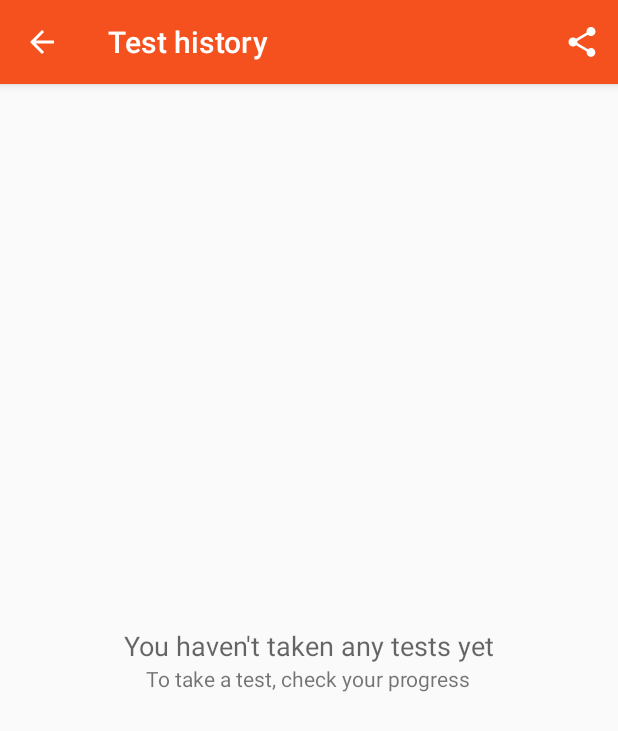
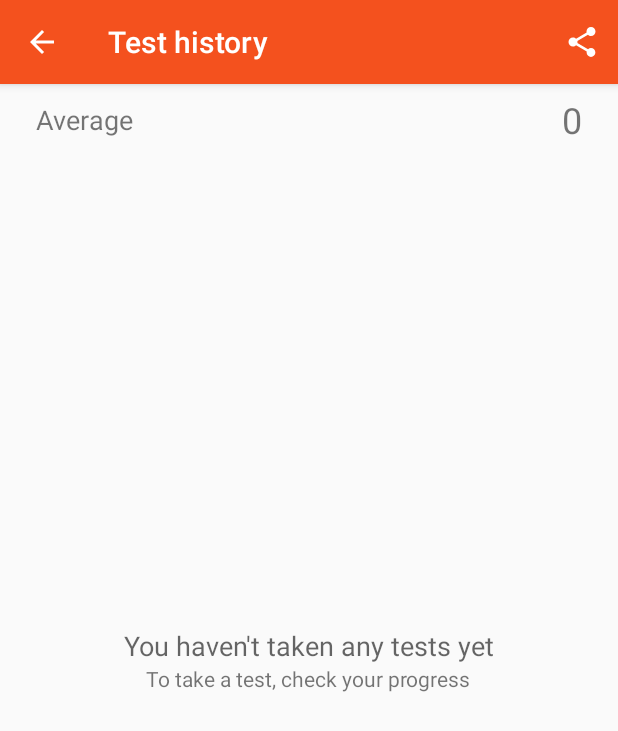
Before and after one commit to alex-dp/Flang, an Android app: the TestHistory screen opened directly, with no data from a screen before it, on a phone screen of 412 x 824 dp. Shown: the top 731 px of the screen. Run offline under Robolectric (Android 15) with nearby library versions, the phone set to English and light mode, and no system bars; 1 statement that could not run was skipped.

Commit message:
Some icons perfected, improvements in sharing, gotten rid of some lag here and there

```diff
--- a/app/build.gradle
+++ b/app/build.gradle
@@ -23,6 +23,8 @@ dependencies {
     compile fileTree(dir: 'libs', include: ['*.jar'])
     testCompile 'junit:junit:4.12'
     compile 'com.android.support:appcompat-v7:23.2.0'
-    compile 'org.apache.clerezza.ext:org.json.simple:0.4'
+    compile ('com.googlecode.json-simple:json-simple:1.1.1') {
+        exclude module: 'junit'
+    }
     compile 'com.android.support:design:23.2.0'
 }
--- a/app/src/main/java/eu/depa/flang/NotificationService.java
+++ b/app/src/main/java/eu/depa/flang/NotificationService.java
@@ -106,7 +106,7 @@ public class NotificationService extends Service {
             SharedPreferences.Editor editor = prefs.edit();
             NotificationCompat.Builder builder =
                     new NotificationCompat.Builder(context)
-                            .setSmallIcon(R.drawable.ic_notification)
+                            .setSmallIcon(R.drawable.ic_short_text_gray_24dp)
                             .setContentTitle(translatedText)
                             .setContentText(chosen)
                             .setColor(Color.argb(0x00, 0xff, 0x3b, 0x3b))
--- a/app/src/main/java/eu/depa/flang/ScreenSlidePageFragment.java
+++ b/app/src/main/java/eu/depa/flang/ScreenSlidePageFragment.java
@@ -10,13 +10,11 @@ public class ScreenSlidePageFragment extends Fragment {
 
     public int pos;
 
-    public ScreenSlidePageFragment(int pPos) {
-        this.pos = pPos;
-    }
-
+    public ScreenSlidePageFragment(){}
     @Override
     public View onCreateView(LayoutInflater inflater, ViewGroup container, Bundle savedInstanceState) {
 
+        this.pos = getArguments().getInt("pos");
         int[] fragments = {R.layout.intro_1,
                 R.layout.intro_2,
                 R.layout.intro_3};
--- a/app/src/main/java/eu/depa/flang/ScreenSlidePagerActivity.java
+++ b/app/src/main/java/eu/depa/flang/ScreenSlidePagerActivity.java
@@ -109,7 +109,11 @@ public class ScreenSlidePagerActivity extends FragmentActivity {
 
         @Override
         public Fragment getItem(int position) {
-            return new ScreenSlidePageFragment(position);
+            ScreenSlidePageFragment frag = new ScreenSlidePageFragment();
+            Bundle b = new Bundle();
+            b.putInt("pos", position);
+            frag.setArguments(b);
+            return frag;
         }
 
         @Override
--- a/app/src/main/java/eu/depa/flang/TestHistory.java
+++ b/app/src/main/java/eu/depa/flang/TestHistory.java
@@ -9,6 +9,7 @@ import android.view.MenuItem;
 import android.view.View;
 import android.widget.LinearLayout;
 import android.widget.ListView;
+import android.widget.TextView;
 
 import java.util.Arrays;
 import java.util.List;
@@ -41,6 +42,9 @@ public class TestHistory extends BaseActivity {
             ResultListAdapter adapter = new ResultListAdapter(this, R.layout.results_list_row, data);
             list.setAdapter(adapter);
         }
+
+        TextView avg = (TextView) findViewById(R.id.average);
+        avg.setText(average());
     }
 
     private Boolean goodOrBad(String s) {
--- a/app/src/main/res/drawable-v21/ic_message_black_24dp.xml
+++ b/app/src/main/res/drawable-v21/ic_message_gray_24dp.xml
@@ -4,6 +4,6 @@
         android:viewportWidth="24.0"
         android:viewportHeight="24.0">
     <path
-        android:fillColor="#FF000000"
+        android:fillColor="@color/darkGray"
         android:pathData="M20,2L4,2c-1.1,0 -1.99,0.9 -1.99,2L2,22l4,-4h14c1.1,0 2,-0.9 2,-2L22,4c0,-1.1 -0.9,-2 -2,-2zM18,14L6,14v-2h12v2zM18,11L6,11L6,9h12v2zM18,8L6,8L6,6h12v2z"/>
 </vector>
--- a/app/src/main/res/drawable-v21/ic_short_text_black_24dp.xml
+++ b/app/src/main/res/drawable-v21/ic_short_text_gray_24dp.xml
@@ -4,6 +4,6 @@
         android:viewportWidth="24.0"
         android:viewportHeight="24.0">
     <path
-        android:fillColor="#FF000000"
+        android:fillColor="@color/darkGray"
         android:pathData="M4,9h16v2L4,11zM4,13h10v2L4,15z"/>
 </vector>
--- a/app/src/main/res/layout/test_history.xml
+++ b/app/src/main/res/layout/test_history.xml
@@ -2,6 +2,31 @@
 <RelativeLayout xmlns:android="http://schemas.android.com/apk/res/android"
     android:layout_width="match_parent"
     android:layout_height="match_parent">
+
+    <RelativeLayout xmlns:android="http://schemas.android.com/apk/res/android"
+        android:id="@+id/header_history"
+        android:layout_width="match_parent"
+        android:layout_height="@dimen/list_row"
+        android:orientation="horizontal">
+
+        <TextView
+            android:layout_width="wrap_content"
+            android:layout_height="match_parent"
+            android:gravity="center"
+            android:paddingStart="@dimen/twenty_four_dp"
+            android:text="@string/average"
+            android:textSize="18sp" />
+
+        <TextView
+            android:id="@+id/average"
+            android:layout_width="wrap_content"
+            android:layout_height="match_parent"
+            android:layout_alignParentEnd="true"
+            android:gravity="center"
+            android:paddingEnd="@dimen/twenty_four_dp"
+            android:text="10"
+            android:textSize="24sp" />
+    </RelativeLayout>
 
     <LinearLayout
         android:id="@+id/no_tests_group"
@@ -29,6 +54,7 @@
 
     <ListView
         android:id="@+id/test_history_list"
+        android:layout_below="@id/header_history"
         android:layout_width="wrap_content"
         android:layout_height="wrap_content" />
 </RelativeLayout>
--- a/app/src/main/res/values/arrays.xml
+++ b/app/src/main/res/values/arrays.xml
@@ -9,7 +9,8 @@
         <item name="twoHours">2 hours</item>
     </string-array>
 
-    <string-array name="intervalVals">
+    <string-array name="intervalVals"
+        translatable="false">
         <item name="zero">0</item>
         <item name="five">5</item>
         <item name="ten">10</item>
--- a/app/src/main/res/values/colors.xml
+++ b/app/src/main/res/values/colors.xml
@@ -6,8 +6,9 @@
     <color name="colorPrimaryDark">#d84315</color>  <!--800-->
     <color name="halfTransparentWhite">#80FFFFFF</color>
     <color name="white">#FFFFFFFF</color>
+    <color name="lightGray">#FFC0C0C0</color>
     <color name="gray">#FF808080</color>
-    <color name="lightGray">#FFC0C0C0</color>
+    <color name="darkGray">#FF404040</color>
     <color name="green">#7cb342</color>
     <color name="pale_green">#81c784</color>
     <color name="red">#F44336</color>
--- a/app/src/main/res/values/strings.xml
+++ b/app/src/main/res/values/strings.xml
@@ -64,4 +64,5 @@
     <string name="test_in_phrase">test</string>
     <string name="my_average_test_score_in">My average test score in</string>
     <string name="is">is</string>
+    <string name="average">Average</string>
 </resources>
--- a/app/src/main/res/xml/settings.xml
+++ b/app/src/main/res/xml/settings.xml
@@ -3,17 +3,17 @@
 <PreferenceScreen xmlns:android="http://schemas.android.com/apk/res/android">
     <ListPreference
         android:defaultValue="10"
-        android:dialogIcon="@drawable/ic_watch_later_black_24dp"
+        android:dialogIcon="@drawable/ic_time_gray_24dp"
         android:entries="@array/intervals"
         android:entryValues="@array/intervalVals"
-        android:icon="@drawable/ic_watch_later_black_24dp"
+        android:icon="@drawable/ic_time_gray_24dp"
         android:key="interval"
         android:summary="@string/notif_freq"
         android:title="@string/interval" />
 
     <CheckBoxPreference
         android:defaultValue="true"
-        android:icon="@drawable/ic_message_black_24dp"
+        android:icon="@drawable/ic_bell_gray_24dp"
         android:key="show_in_lockscreen"
         android:summaryOff="@string/lockscreen_summary_off"
         android:summaryOn="@string/lockscreen_summary_on"
```
Also changed, not shown: app/src/main/java/eu/depa/flang/Settings.java (+3 -9 lines), 1 other file.
